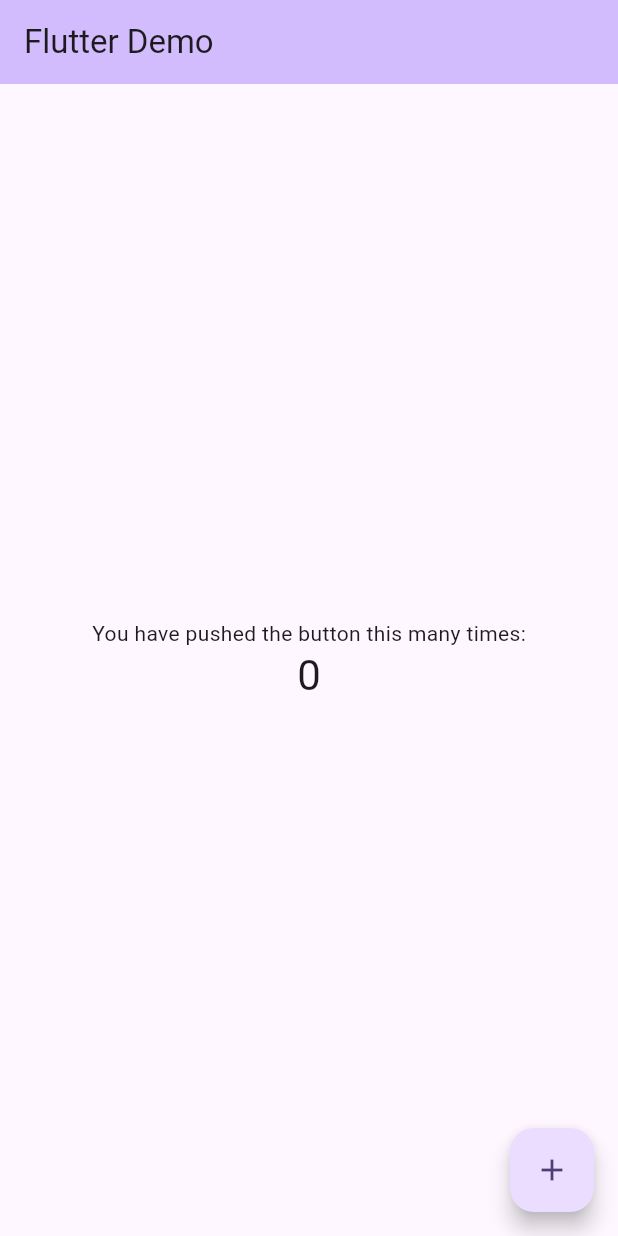
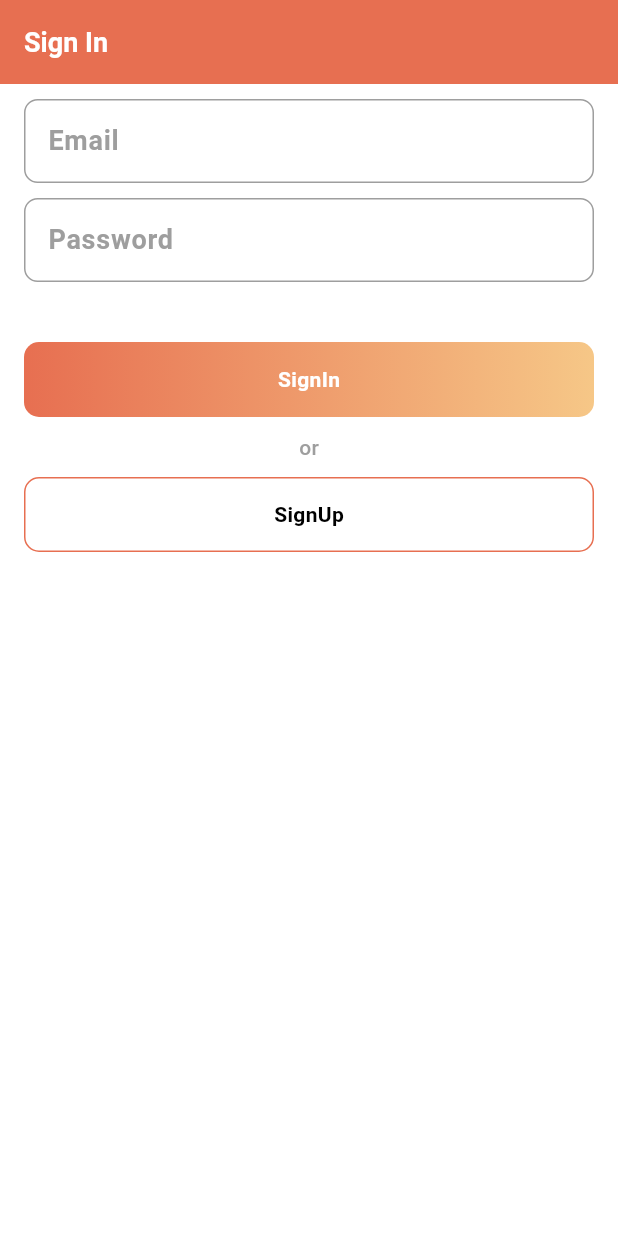
Before and after one commit to Siva-Flutter-Dev/Sample-Mac-Project, a Flutter app: the screen it shows after launch, on a phone screen of 412 x 824 dp. Run offline on Flutter 3.47's test engine with Material 3 defaults, Android fonts, the phone set to English and light mode, and no system bars; our stand-ins replace firebase_auth, firebase_core, go_router; accounts and stored records are empty.

Commit message:
Added Additional Screens

```diff
--- /dev/null
+++ b/lib/api/firebase_auth.dart
@@ -0,0 +1,34 @@
+import 'dart:ui';
+
+import 'package:firebase_auth/firebase_auth.dart';
+
+class FirebaseAuthentications{
+  final firebaseAuth = FirebaseAuth.instance;
+  signUp({required String email,required String password,required VoidCallback onLoad})async{
+    try{
+      UserCredential userCred = await firebaseAuth
+        .createUserWithEmailAndPassword(
+        email: email,
+        password: password);
+      User? user = userCred.user;
+      onLoad.call();
+    } catch (e) {
+      print("Error $e");
+      //onLoad.call();
+    }
+  }
+
+  signIn({required String email,required String password,required VoidCallback onLoad})async{
+    try{
+      UserCredential userCred = await firebaseAuth
+          .signInWithEmailAndPassword(
+          email: email,
+          password: password);
+      User? user = userCred.user;
+      onLoad.call();
+    } catch (e) {
+      print(e);
+      //onLoad.call();
+    }
+  }
+}
--- /dev/null
+++ b/lib/components/app_primary_button.dart
@@ -0,0 +1,45 @@
+import 'package:flutter/material.dart';
+import 'package:sample/components/text_widget.dart';
+import 'package:sample/utilities/app_styles.dart';
+
+class AppPrimaryButton extends StatelessWidget {
+  final String value;
+  final VoidCallback onTab;
+  final bool isLoading;
+  const AppPrimaryButton({
+    super.key,
+    required this.value,
+    required this.onTab,
+    this.isLoading=false
+  });
+
+  @override
+  Widget build(BuildContext context) {
+    var currentWidth = MediaQuery.of(context).size.width;
+    return GestureDetector(
+      onTap: isLoading?null:onTab,
+      child: Container(
+        width: currentWidth,
+        height: 50,
+        decoration: BoxDecoration(
+          borderRadius: BorderRadius.circular(10),
+          gradient: AppStyles.appGradientTheme
+        ),
+        child: Center(
+          child: isLoading
+          ?SizedBox(
+            width: 20,
+            height: 20,
+            child: CircularProgressIndicator(color: AppStyles.white,)
+          )
+          :TextWidget(
+              text: value,
+            fontWeight: FontWeight.w600,
+            fontSize: AppStyles.medium,
+            textColor: AppStyles.white,
+          ),
+        ),
+      ),
+    );
+  }
+}
--- /dev/null
+++ b/lib/components/app_secondary_button.dart
@@ -0,0 +1,44 @@
+import 'package:flutter/material.dart';
+import 'package:sample/components/text_widget.dart';
+import 'package:sample/utilities/app_styles.dart';
+
+class AppSecondaryButton extends StatelessWidget {
+  final String value;
+  final VoidCallback onTab;
+  final bool isLoading;
+  const AppSecondaryButton({
+    super.key,
+    required this.value,
+    required this.onTab,
+    this.isLoading=false
+  });
+
+  @override
+  Widget build(BuildContext context) {
+    var currentWidth = MediaQuery.of(context).size.width;
+    return GestureDetector(
+      onTap: onTab,
+      child: Container(
+        width: currentWidth,
+        height: 50,
+        decoration: BoxDecoration(
+            borderRadius: BorderRadius.circular(10),
+            color: AppStyles.white,
+          border: Border.all(color: AppStyles.primaryColor)
+        ),
+        child: Center(
+          child: isLoading
+              ?Padding(
+              padding: EdgeInsets.all(10),
+              child: CircularProgressIndicator(color: AppStyles.primaryColor,))
+              :TextWidget(
+            text: value,
+            fontWeight: FontWeight.w600,
+            fontSize: AppStyles.medium,
+            textColor: AppStyles.black,
+          ),
+        ),
+      ),
+    );
+  }
+}
--- /dev/null
+++ b/lib/components/text_field_widget.dart
@@ -0,0 +1,37 @@
+import 'package:flutter/material.dart';
+import 'package:sample/components/text_widget.dart';
+import 'package:sample/utilities/app_styles.dart';
+
+class TextFieldWidget extends StatelessWidget {
+  final TextEditingController controller;
+  final String label;
+  const TextFieldWidget({super.key, required this.controller, required this.label});
+
+  @override
+  Widget build(BuildContext context) {
+    return TextField(
+      controller: controller,
+      cursorColor: AppStyles.primaryColor,
+      decoration: InputDecoration(
+        label: TextWidget(
+            text: label,
+          fontSize: AppStyles.big,
+          fontWeight: FontWeight.w600,
+          textColor: AppStyles.grey,
+        ),
+        border: OutlineInputBorder(
+          borderRadius: BorderRadius.circular(9),
+          borderSide: BorderSide(color: AppStyles.grey)
+        ),
+        enabledBorder: OutlineInputBorder(
+            borderRadius: BorderRadius.circular(9),
+            borderSide: BorderSide(color: AppStyles.grey)
+        ),
+        focusedBorder: OutlineInputBorder(
+            borderRadius: BorderRadius.circular(9),
+            borderSide: BorderSide(color: AppStyles.grey)
+        )
+      ),
+    );
+  }
+}
--- /dev/null
+++ b/lib/components/text_widget.dart
@@ -0,0 +1,23 @@
+import 'package:flutter/cupertino.dart';
+import 'package:flutter/material.dart';
+import 'package:sample/utilities/app_styles.dart';
+
+class TextWidget extends StatelessWidget {
+  final String text;
+  final double? fontSize;
+  final FontWeight? fontWeight;
+  final Color? textColor;
+  const TextWidget({super.key, required this.text, this.fontSize, this.fontWeight, this.textColor});
+
+  @override
+  Widget build(BuildContext context) {
+    return Text(
+      text,
+      style: TextStyle(
+        fontSize: fontSize??AppStyles.medium,
+        fontWeight: fontWeight??FontWeight.w500,
+        color: textColor??AppStyles.black,
+      ),
+    );
+  }
+}
--- a/lib/main.dart
+++ b/lib/main.dart
@@ -1,5 +1,10 @@
 import 'package:firebase_core/firebase_core.dart';
 import 'package:flutter/material.dart';
+import 'package:go_router/go_router.dart';
+import 'package:sample/views/main_page_screens/home_screen.dart';
+import 'package:sample/views/starting_screens/sign_in_screen.dart';
+import 'package:sample/views/starting_screens/sign_up_screen.dart';
+import 'package:sample/views/starting_screens/splash_screen.dart';
 import 'firebase_options.dart';
 
 void main() async {
@@ -31,6 +36,36 @@ class ErrorApp extends StatelessWidget {
   }
 }
 
+final GoRouter _router = GoRouter(
+  routes: <RouteBase>[
+    GoRoute(
+      path: '/',
+      builder: (BuildContext context, GoRouterState state) {
+        return const SplashScreen();
+      },
+      routes: <RouteBase>[
+        GoRoute(
+          path: '/signin',
+          builder: (BuildContext context, GoRouterState state) {
+            return const SignInScreen();
+          },
+        ),
+        GoRoute(
+          path: '/signup',
+          builder: (BuildContext context, GoRouterState state) {
+            return const SignUpScreen();
+          },
+        ),
+        GoRoute(
+          path: '/home',
+          builder: (BuildContext context, GoRouterState state) {
+            return const HomeScreen();
+          },
+        ),
+      ],
+    ),
+  ],
+);
 
 class MyApp extends StatelessWidget {
   const MyApp({super.key});
@@ -38,113 +73,13 @@ class MyApp extends StatelessWidget {
   // This widget is the root of your application.
   @override
   Widget build(BuildContext context) {
-    return MaterialApp(
+    return MaterialApp.router(
       title: 'Flutter Demo',
+      routerConfig: _router,
+      debugShowCheckedModeBanner: false,
       theme: ThemeData(
-        // This is the theme of your application.
-        //
-        // TRY THIS: Try running your application with "flutter run". You'll see
-        // the application has a purple toolbar. Then, without quitting the app,
-        // try changing the seedColor in the colorScheme below to Colors.green
-        // and then invoke "hot reload" (save your changes or press the "hot
-        // reload" button in a Flutter-supported IDE, or press "r" if you used
-        // the command line to start the app).
-        //
-        // Notice that the counter didn't reset back to zero; the application
-        // state is not lost during the reload. To reset the state, use hot
-        // restart instead.
-        //
-        // This works for code too, not just values: Most code changes can be
-        // tested with just a hot reload.
         colorScheme: ColorScheme.fromSeed(seedColor: Colors.deepPurple),
       ),
-      home: const MyHomePage(title: 'Flutter Demo'),
     );
   }
 }
-
-class MyHomePage extends StatefulWidget {
-  const MyHomePage({super.key, required this.title});
-
-  // This widget is the home page of your application. It is stateful, meaning
-  // that it has a State object (defined below) that contains fields that affect
-  // how it looks.
-
-  // This class is the configuration for the state. It holds the values (in this
-  // case the title) provided by the parent (in this case the App widget) and
-  // used by the build method of the State. Fields in a Widget subclass are
-  // always marked "final".
-
-  final String title;
-
-  @override
-  State<MyHomePage> createState() => _MyHomePageState();
-}
-
-class _MyHomePageState extends State<MyHomePage> {
-  int _counter = 0;
-
-  void _incrementCounter() {
-    setState(() {
-      // This call to setState tells the Flutter framework that something has
-      // changed in this State, which causes it to rerun the build method below
-      // so that the display can reflect the updated values. If we changed
-      // _counter without calling setState(), then the build method would not be
-      // called again, and so nothing would appear to happen.
-      _counter++;
-    });
-  }
-
-  @override
-  Widget build(BuildContext context) {
-    // This method is rerun every time setState is called, for instance as done
-    // by the _incrementCounter method above.
-    //
-    // The Flutter framework has been optimized to make rerunning build methods
-    // fast, so that you can just rebuild anything that needs updating rather
-    // than having to individually change instances of widgets.
-    return Scaffold(
-      appBar: AppBar(
-        // TRY THIS: Try changing the color here to a specific color (to
-        // Colors.amber, perhaps?) and trigger a hot reload to see the AppBar
-        // change color while the other colors stay the same.
-        backgroundColor: Theme.of(context).colorScheme.inversePrimary,
-        // Here we take the value from the MyHomePage object that was created by
-        // the App.build method, and use it to set our appbar title.
-        title: Text(widget.title),
-      ),
-      body: Center(
-        // Center is a layout widget. It takes a single child and positions it
-        // in the middle of the parent.
-        child: Column(
-          // Column is also a layout widget. It takes a list of children and
-          // arranges them vertically. By default, it sizes itself to fit its
-          // children horizontally, and tries to be as tall as its parent.
-          //
-          // Column has various properties to control how it sizes itself and
-          // how it positions its children. Here we use mainAxisAlignment to
-          // center the children vertically; the main axis here is the vertical
-          // axis because Columns are vertical (the cross axis would be
-          // horizontal).
-          //
-          // TRY THIS: Invoke "debug painting" (choose the "Toggle Debug Paint"
-          // action in the IDE, or press "p" in the console), to see the
-          // wireframe for each widget.
-          mainAxisAlignment: MainAxisAlignment.center,
-          children: <Widget>[
-            const Text('You have pushed the button this many times:'),
-            Text(
-              '$_counter',
-              style: Theme.of(context).textTheme.headlineMedium,
-            ),
-          ],
-        ),
-      ),
-      floatingActionButton: FloatingActionButton(
-        onPressed: _incrementCounter,
-        tooltip: 'Increment',
-        child: const Icon(Icons.add),
-      ), // This trailing comma makes auto-formatting nicer for build methods.
-    );
-  }
-}
--- /dev/null
+++ b/lib/utilities/app_routing.dart
@@ -0,0 +1,40 @@
+import 'package:flutter/material.dart';
+import 'package:go_router/go_router.dart';
+
+class AppRouting{
+  final BuildContext context;
+  AppRouting(this.context);
+
+  to({required String route}){
+    GoRouter.of(context).go(route);
+  }
+
+  push({required String route}){
+    GoRouter.of(context).push(route);
+  }
+
+  replace({required String route}){
+    GoRouter.of(context).replace(route);
+  }
+
+  goNamed({required String route}){
+    GoRouter.of(context).goNamed(route);
+  }
+
+  pushNamed({required String route}){
+    GoRouter.of(context).pushNamed(route);
+  }
+
+  replaceNamed({required String route}){
+    GoRouter.of(context).replaceNamed(route);
+  }
+
+  refresh(){
+    GoRouter.of(context).refresh();
+  }
+
+  pop({required String route}){
+    GoRouter.of(context).pop();
+  }
+
+}
--- /dev/null
+++ b/lib/utilities/app_styles.dart
@@ -0,0 +1,25 @@
+import 'package:flutter/material.dart';
+
+class AppStyles{
+  static const Color black = Colors.black;
+  static const Color white = Colors.white;
+  static const Color grey = Colors.grey;
+  static const Color primaryColor = Color(0xFFE76F51);
+  static const Color secondaryColor = Color(0xFFF6C787);
+
+  static Gradient appGradientTheme = LinearGradient(
+    begin: Alignment.centerLeft,
+      end: Alignment.centerRight,
+      colors: [primaryColor,secondaryColor]);
+  static Gradient appGradientThemeVertical = LinearGradient(
+      begin: Alignment.topCenter,
+      end: Alignment.bottomCenter,
+      colors: [primaryColor,secondaryColor]);
+  // Font Size
+static const double tiny = 10;
+static const double small = 12;
+static const double medium = 14;
+static const double large = 16;
+static const double big = 18;
+static const double ultraBig = 20;
+}
--- /dev/null
+++ b/lib/utilities/global_constants.dart
@@ -0,0 +1 @@
+const String assetPath = "assets/images/";
--- /dev/null
+++ b/lib/utilities/resource_constants.dart
@@ -0,0 +1,3 @@
+import 'package:sample/utilities/global_constants.dart';
+
+const String splashImage = "${assetPath}splash.gif";
--- /dev/null
+++ b/lib/views/starting_screens/sign_in_screen.dart
@@ -0,0 +1,91 @@
+import 'package:flutter/material.dart';
+
+import '../../api/firebase_auth.dart';
+import '../../components/app_primary_button.dart';
+import '../../components/app_secondary_button.dart';
+import '../../components/text_field_widget.dart';
+import '../../components/text_widget.dart';
+import '../../utilities/app_routing.dart';
+import '../../utilities/app_styles.dart';
+
+class SignInScreen extends StatefulWidget {
+  const SignInScreen({super.key});
+
+  @override
+  State<SignInScreen> createState() => _SignInScreenState();
+}
+
+class _SignInScreenState extends State<SignInScreen> {
+  final emailCtl = TextEditingController();
+  final passwordCtl = TextEditingController();
+  bool isLoading = false;
+
+  _signInCallBack(){
+    setState(() {
+      isLoading=true;
+    });
+    FirebaseAuthentications().signIn(
+        email: emailCtl.text,
+        password: passwordCtl.text,
+        onLoad: (){
+          AppRouting(context).to(route: "/home");
+        }
+    );
+  }
+
+  _signUpCallBack(){
+    AppRouting(context).push(route: "/signup");
+  }
+
+  @override
+  Widget build(BuildContext context) {
+    return Scaffold(
+      backgroundColor: AppStyles.white,
+      appBar: AppBar(
+        automaticallyImplyLeading: false,
+        backgroundColor: AppStyles.primaryColor,
+        title: TextWidget(
+          text: "Sign In",
+          fontSize: AppStyles.big,
+          fontWeight: FontWeight.w700,
+          textColor: AppStyles.white,
+        ),
+      ),
+      body: Container(
+        padding: EdgeInsets.symmetric(
+            horizontal: 16,
+            vertical: 10
+        ),
+        child: Column(
+          spacing: 10,
+          children: [
+            TextFieldWidget(
+              label: "Email",
+              controller: emailCtl,
+            ),
+            TextFieldWidget(
+              label: "Password",
+              controller: passwordCtl,
+            ),
+            const SizedBox(height: 20,),
+            AppPrimaryButton(
+              value: 'SignIn',
+              onTab: _signInCallBack,
+              isLoading: isLoading,
+            ),
+            TextWidget(
+              text: "or",
+              fontSize: AppStyles.medium,
+              fontWeight: FontWeight.w500,
+              textColor: AppStyles.grey,
+            ),
+            AppSecondaryButton(
+              value: 'SignUp',
+              onTab: _signUpCallBack,
+            )
+          ],
+        ),
+      ),
+    );
+  }
+}
--- a/pubspec.yaml
+++ b/pubspec.yaml
@@ -34,6 +34,7 @@ dependencies:
   # The following adds the Cupertino Icons font to your application.
   # Use with the CupertinoIcons class for iOS style icons.
   cupertino_icons: ^1.0.8
+  go_router: ^16.0.0
   firebase_core:
   firebase_auth:
   firebase_messaging:
@@ -61,8 +62,8 @@ flutter:
   uses-material-design: true
 
   # To add assets to your application, add an assets section, like this:
-  # assets:
-  #   - images/a_dot_burr.jpeg
+  assets:
+    - assets/images/
   #   - images/a_dot_ham.jpeg
 
   # An image asset can refer to one or more resolution-specific "variants", see
```
Also changed, not shown: lib/views/main_page_screens/home_screen.dart (added, +39 -0 lines), lib/views/starting_screens/sign_up_screen.dart (added, +76 -0 lines), lib/views/starting_screens/splash_screen.dart (added, +50 -0 lines), pubspec.lock, 3 other files.
